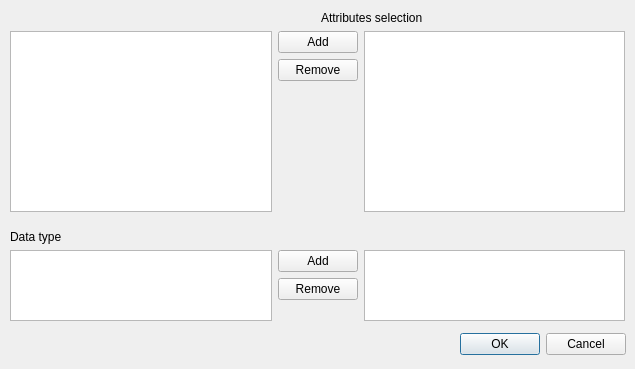
Old version of the form ui/gui/resources/selectattrs.ui in the repository halbbob/dff.
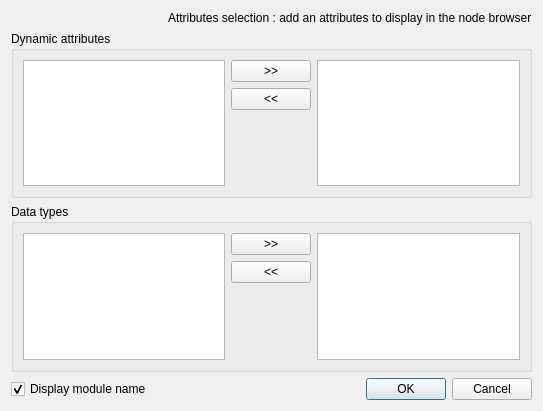
New version of the form. Icons and pictures are not drawn.

Commit message: vfs model * minor graphic changes

What changed in the file:
```diff
--- a/ui/gui/resources/selectattrs.ui
+++ b/ui/gui/resources/selectattrs.ui
@@ -6,41 +6,16 @@
    <rect>
     <x>0</x>
     <y>0</y>
-    <width>635</width>
-    <height>369</height>
+    <width>543</width>
+    <height>411</height>
    </rect>
   </property>
   <property name="windowTitle">
    <string>Select attributes to display</string>
   </property>
-  <widget class="QDialogButtonBox" name="buttonBox">
-   <property name="geometry">
-    <rect>
-     <x>450</x>
-     <y>330</y>
-     <width>176</width>
-     <height>28</height>
-    </rect>
-   </property>
-   <property name="orientation">
-    <enum>Qt::Horizontal</enum>
-   </property>
-   <property name="standardButtons">
-    <set>QDialogButtonBox::Cancel|QDialogButtonBox::Ok</set>
-   </property>
-  </widget>
-  <widget class="QWidget" name="layoutWidget">
-   <property name="geometry">
-    <rect>
-     <x>10</x>
-     <y>11</y>
-     <width>615</width>
-     <height>201</height>
-    </rect>
-   </property>
-   <layout class="QVBoxLayout" name="verticalLayout_2">
+  <layout class="QVBoxLayout" name="verticalLayout_7">
     <item>
-     <layout class="QHBoxLayout" name="horizontalLayout_2">
+    <layout class="QHBoxLayout" name="horizontalLayout_3">
       <item>
        <widget class="QLabel" name="label">
         <property name="text">
@@ -52,14 +27,46 @@
        </widget>
       </item>
       <item>
+      <layout class="QVBoxLayout" name="verticalLayout_3">
+       <item>
        <widget class="QLabel" name="label_2">
         <property name="text">
-         <string>Attributes selection</string>
+          <string>Attributes selection : add an attributes to display in the node browser</string>
         </property>
        </widget>
       </item>
-     </layout>
-    </item>
+       <item>
+        <spacer name="verticalSpacer_3">
+         <property name="orientation">
+          <enum>Qt::Vertical</enum>
+         </property>
+         <property name="sizeHint" stdset="0">
+          <size>
+           <width>20</width>
+           <height>40</height>
+          </size>
+         </property>
+        </spacer>
+       </item>
+      </layout>
+     </item>
+    </layout>
+   </item>
+   <item>
+    <widget class="QGroupBox" name="groupBox">
+     <property name="autoFillBackground">
+      <bool>true</bool>
+     </property>
+     <property name="title">
+      <string>Dynamic attributes</string>
+     </property>
+     <property name="flat">
+      <bool>false</bool>
+     </property>
+     <property name="checkable">
+      <bool>false</bool>
+     </property>
+     <layout class="QVBoxLayout" name="verticalLayout_4">
     <item>
      <layout class="QHBoxLayout" name="horizontalLayout">
       <item>
@@ -70,14 +77,14 @@
         <item>
          <widget class="QPushButton" name="addAttr">
           <property name="text">
-           <string>Add</string>
+             <string>&gt;&gt;</string>
           </property>
          </widget>
         </item>
         <item>
          <widget class="QPushButton" name="removeAttr">
           <property name="text">
-           <string>Remove</string>
+             <string>&lt;&lt;</string>
           </property>
          </widget>
         </item>
@@ -103,45 +110,31 @@
     </item>
    </layout>
   </widget>
-  <widget class="QWidget" name="layoutWidget_2">
-   <property name="geometry">
-    <rect>
-     <x>10</x>
-     <y>230</y>
-     <width>615</width>
-     <height>91</height>
-    </rect>
-   </property>
-   <layout class="QVBoxLayout" name="verticalLayout_3">
+   </item>
     <item>
-     <layout class="QHBoxLayout" name="horizontalLayout_3">
-      <item>
-       <widget class="QLabel" name="label_4">
-        <property name="text">
-         <string>Data type</string>
-        </property>
-       </widget>
-      </item>
-     </layout>
-    </item>
+    <widget class="QGroupBox" name="groupBox_2">
+     <property name="title">
+      <string>Data types</string>
+     </property>
+     <layout class="QVBoxLayout" name="verticalLayout_5">
     <item>
-     <layout class="QHBoxLayout" name="horizontalLayout_4">
+       <layout class="QHBoxLayout" name="horizontalLayout_2">
       <item>
        <widget class="QListWidget" name="types"/>
       </item>
       <item>
-       <layout class="QVBoxLayout" name="verticalLayout_4">
+         <layout class="QVBoxLayout" name="verticalLayout_2">
         <item>
          <widget class="QPushButton" name="attType">
           <property name="text">
-           <string>Add</string>
+             <string>&gt;&gt;</string>
           </property>
          </widget>
         </item>
         <item>
          <widget class="QPushButton" name="removeType">
           <property name="text">
-           <string>Remove</string>
+             <string>&lt;&lt;</string>
           </property>
          </widget>
         </item>
@@ -167,6 +160,45 @@
     </item>
    </layout>
   </widget>
+   </item>
+   <item>
+    <layout class="QHBoxLayout" name="horizontalLayout_4">
+     <item>
+      <widget class="QCheckBox" name="dispModule">
+       <property name="text">
+        <string>Display module name</string>
+       </property>
+       <property name="checked">
+        <bool>true</bool>
+       </property>
+      </widget>
+     </item>
+     <item>
+      <spacer name="horizontalSpacer">
+       <property name="orientation">
+        <enum>Qt::Horizontal</enum>
+       </property>
+       <property name="sizeHint" stdset="0">
+        <size>
+         <width>40</width>
+         <height>20</height>
+        </size>
+       </property>
+      </spacer>
+     </item>
+     <item>
+      <widget class="QDialogButtonBox" name="buttonBox">
+       <property name="orientation">
+        <enum>Qt::Horizontal</enum>
+       </property>
+       <property name="standardButtons">
+        <set>QDialogButtonBox::Cancel|QDialogButtonBox::Ok</set>
+       </property>
+      </widget>
+     </item>
+    </layout>
+   </item>
+  </layout>
  </widget>
  <resources>
   <include location="gui.qrc"/>
```
Lines whose indentation alone changed are shown as unchanged. The commit also changes 2 other files.
